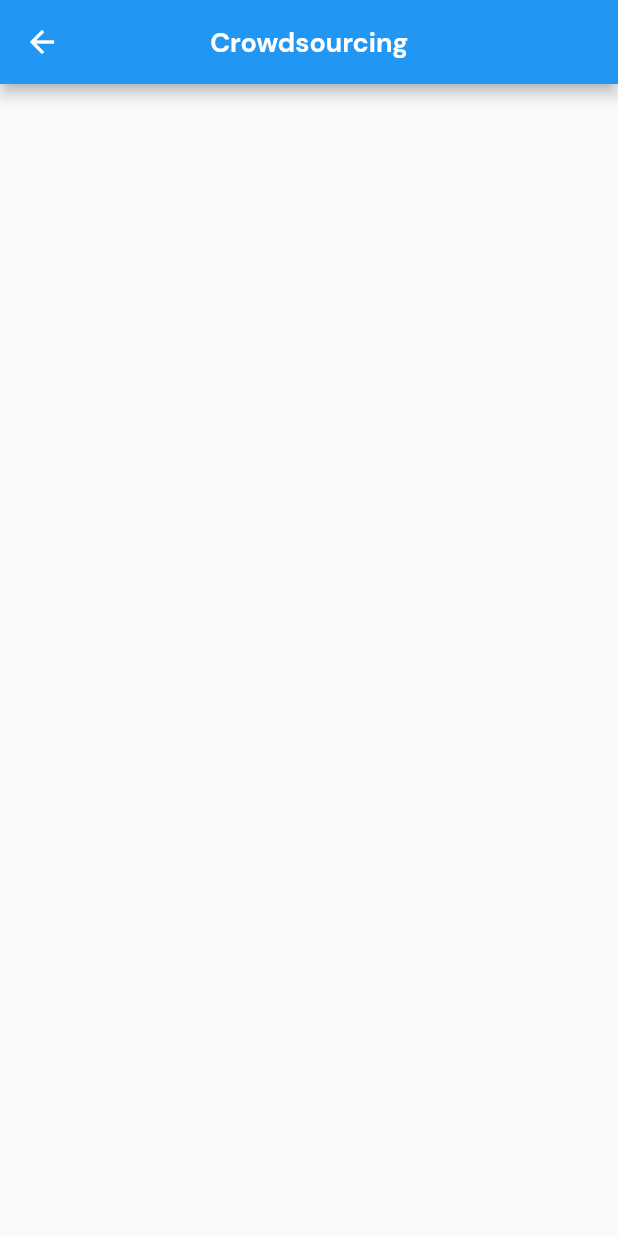
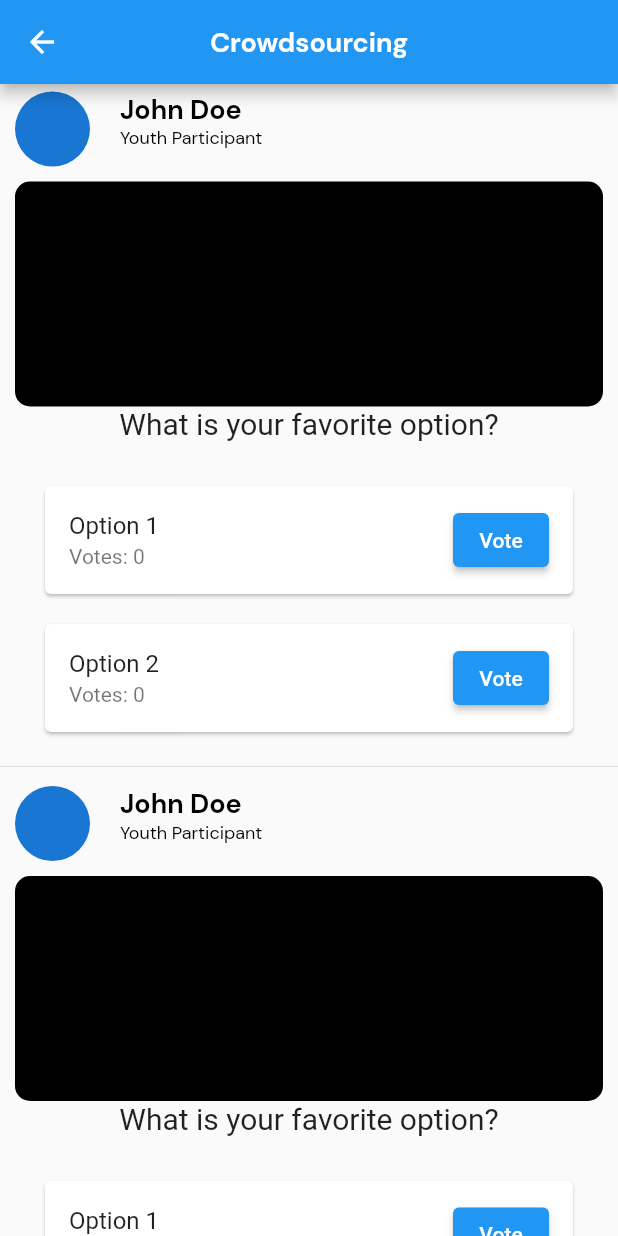
Before and after one commit to lansoyyy/SK_App, a Flutter app: the CroudsourcingPage screen opened directly, on a phone screen of 412 x 824 dp. Run offline on Flutter 3.47's test engine with Material 2 defaults, Android fonts, the light colour scheme and no system bars; our stand-ins replace cloud_firestore, file_picker, firebase_auth, firebase_core, firebase_storage, fluttertoast and 1 more; accounts and stored records are empty.

Commit message:
added crowdsourcing page

```diff
--- a/lib/screens/pages/crowdsourcing_page.dart
+++ b/lib/screens/pages/crowdsourcing_page.dart
@@ -2,8 +2,24 @@ import 'package:flutter/material.dart';
 
 import '../../widgets/text_widget.dart';
 
-class CroudsourcingPage extends StatelessWidget {
+class CroudsourcingPage extends StatefulWidget {
   const CroudsourcingPage({super.key});
+
+  @override
+  State<CroudsourcingPage> createState() => _CroudsourcingPageState();
+}
+
+class _CroudsourcingPageState extends State<CroudsourcingPage> {
+  List<PollOption> pollOptions = [
+    PollOption(text: 'Option 1', votes: 0),
+    PollOption(text: 'Option 2', votes: 0),
+  ];
+
+  void _voteForOption(int index) {
+    setState(() {
+      pollOptions[index].votes++;
+    });
+  }
 
   @override
   Widget build(BuildContext context) {
@@ -17,6 +33,116 @@ class CroudsourcingPage extends StatelessWidget {
         ),
         centerTitle: true,
       ),
+      body: ListView.separated(
+        itemCount: 100,
+        separatorBuilder: (context, index) {
+          return const Divider();
+        },
+        itemBuilder: (context, index) {
+          return Padding(
+            padding: const EdgeInsets.fromLTRB(10, 5, 10, 5),
+            child: Column(
+              crossAxisAlignment: CrossAxisAlignment.start,
+              children: [
+                Row(
+                  crossAxisAlignment: CrossAxisAlignment.start,
+                  mainAxisAlignment: MainAxisAlignment.start,
+                  children: [
+                    const CircleAvatar(
+                      minRadius: 25,
+                      maxRadius: 25,
+                    ),
+                    const SizedBox(
+                      width: 20,
+                    ),
+                    Column(
+                      crossAxisAlignment: CrossAxisAlignment.start,
+                      mainAxisAlignment: MainAxisAlignment.center,
+                      children: [
+                        TextWidget(
+                          text: 'John Doe',
+                          fontSize: 18,
+                          fontFamily: 'Bold',
+                        ),
+                        TextWidget(
+                          text: 'Youth Participant',
+                          fontSize: 12,
+                          fontFamily: 'Regular',
+                        ),
+                      ],
+                    ),
+                  ],
+                ),
+                const SizedBox(
+                  height: 10,
+                ),
+                Container(
+                  width: double.infinity,
+                  height: 150,
+                  decoration: BoxDecoration(
+                    color: Colors.black,
+                    borderRadius: BorderRadius.circular(10),
+                  ),
+                ),
+                Center(
+                  child: Column(
+                    mainAxisAlignment: MainAxisAlignment.center,
+                    children: <Widget>[
+                      const Text(
+                        'What is your favorite option?',
+                        style: TextStyle(fontSize: 20.0),
+                      ),
+                      const SizedBox(height: 20.0),
+                      ListView.builder(
+                        shrinkWrap: true,
+                        itemCount: pollOptions.length,
+                        itemBuilder: (context, index) {
+                          return PollOptionCard(
+                            pollOption: pollOptions[index],
+                            onPressed: () {
+                              _voteForOption(index);
+                            },
+                          );
+                        },
+                      ),
+                    ],
+                  ),
+                ),
+              ],
+            ),
+          );
+        },
+      ),
     );
   }
 }
+
+class PollOption {
+  final String text;
+  int votes;
+
+  PollOption({required this.text, this.votes = 0});
+}
+
+class PollOptionCard extends StatelessWidget {
+  final PollOption pollOption;
+  final VoidCallback onPressed;
+
+  const PollOptionCard(
+      {super.key, required this.pollOption, required this.onPressed});
+
+  @override
+  Widget build(BuildContext context) {
+    return Card(
+      margin: const EdgeInsets.symmetric(vertical: 10.0, horizontal: 20.0),
+      child: ListTile(
+        title: Text(pollOption.text),
+        subtitle: Text('Votes: ${pollOption.votes}'),
+        trailing: ElevatedButton(
+          onPressed: onPressed,
+          child: const Text('Vote'),
+        ),
+      ),
+    );
+  }
+}
```
